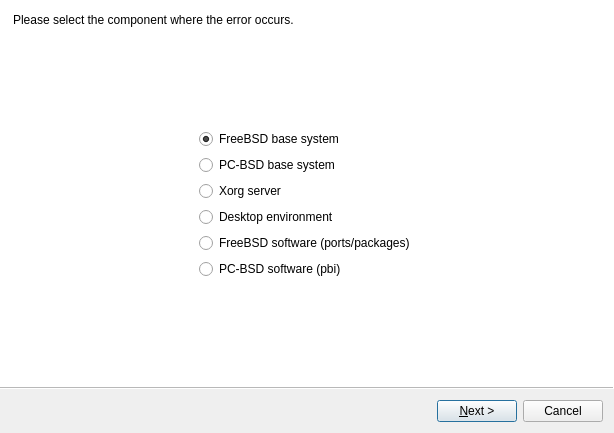
Before: the Qt Designer form src-qt5/pc-bugreport/mainwindow.ui in trueos/pcbsd, drawn with Qt 5.
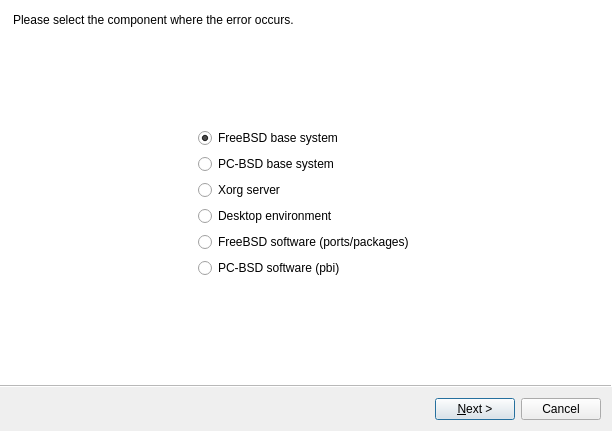
After: the same form once the commit is applied. Icons and pictures are not drawn. Custom widgets are drawn as their Qt base class.

Commit message: Change string in bug report UI

Diff of the .ui file:
```diff
--- a/src-qt5/pc-bugreport/mainwindow.ui
+++ b/src-qt5/pc-bugreport/mainwindow.ui
@@ -6,8 +6,8 @@
    <rect>
     <x>0</x>
     <y>0</y>
-    <width>614</width>
-    <height>433</height>
+    <width>612</width>
+    <height>431</height>
    </rect>
   </property>
   <property name="windowTitle">
```
Left out of the diff: 50 changed lines with no effect on the pictures.
